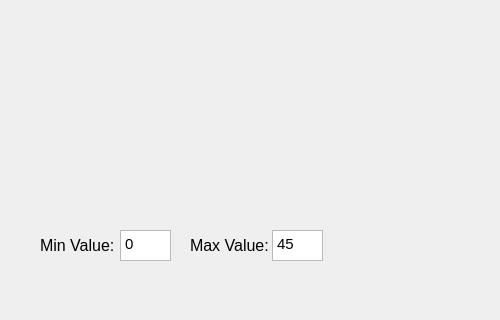
Qt form resource/rotational.ui (ToyotaResearchInstitute/gauges2) before a commit; both pictures show x 0 to 500 and y 230 to 550 of the 500 by 550 pixel window.
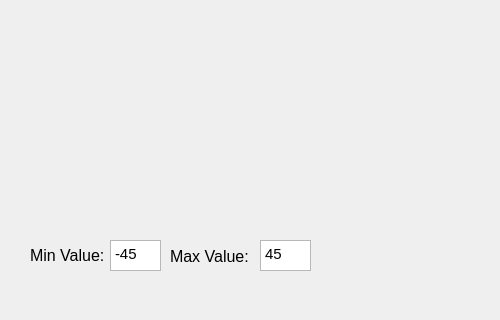
The same form after that commit. Custom widgets are drawn as their Qt base class.

```diff
--- a/resource/rotational.ui
+++ b/resource/rotational.ui
@@ -31,8 +31,8 @@
   <widget class="QLabel" name="min_value_label">
    <property name="geometry">
     <rect>
-     <x>40</x>
-     <y>460</y>
+     <x>30</x>
+     <y>470</y>
      <width>81</width>
      <height>31</height>
     </rect>
@@ -49,8 +49,8 @@
   <widget class="QTextEdit" name="min_value">
    <property name="geometry">
     <rect>
-     <x>120</x>
-     <y>460</y>
+     <x>110</x>
+     <y>470</y>
      <width>51</width>
      <height>31</height>
     </rect>
@@ -60,7 +60,7 @@
 &lt;html&gt;&lt;head&gt;&lt;meta name=&quot;qrichtext&quot; content=&quot;1&quot; /&gt;&lt;style type=&quot;text/css&quot;&gt;
 p, li { white-space: pre-wrap; }
 &lt;/style&gt;&lt;/head&gt;&lt;body style=&quot; font-family:'Ubuntu'; font-size:11pt; font-weight:400; font-style:normal;&quot;&gt;
-&lt;p style=&quot; margin-top:0px; margin-bottom:0px; margin-left:0px; margin-right:0px; -qt-block-indent:0; text-indent:0px;&quot;&gt;0&lt;/p&gt;&lt;/body&gt;&lt;/html&gt;</string>
+&lt;p style=&quot; margin-top:0px; margin-bottom:0px; margin-left:0px; margin-right:0px; -qt-block-indent:0; text-indent:0px;&quot;&gt;-45&lt;/p&gt;&lt;/body&gt;&lt;/html&gt;</string>
    </property>
    <property name="placeholderText">
     <string/>
@@ -72,8 +72,8 @@
    </property>
    <property name="geometry">
     <rect>
-     <x>272</x>
-     <y>460</y>
+     <x>260</x>
+     <y>470</y>
      <width>51</width>
      <height>31</height>
     </rect>
@@ -101,10 +101,10 @@
   <widget class="QLabel" name="max_value_label">
    <property name="geometry">
     <rect>
-     <x>190</x>
-     <y>460</y>
+     <x>170</x>
+     <y>476</y>
      <width>81</width>
-     <height>31</height>
+     <height>21</height>
     </rect>
    </property>
    <property name="font">
```
